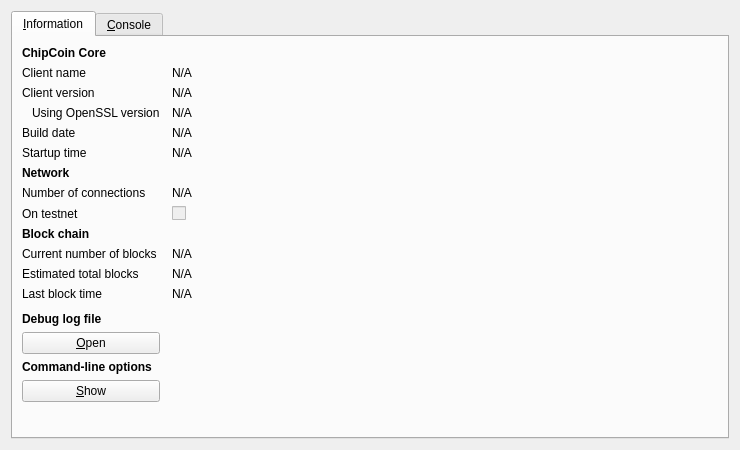
Qt form src/qt/forms/rpcconsole.ui (Tillkoeln/chipcoin) before a commit.
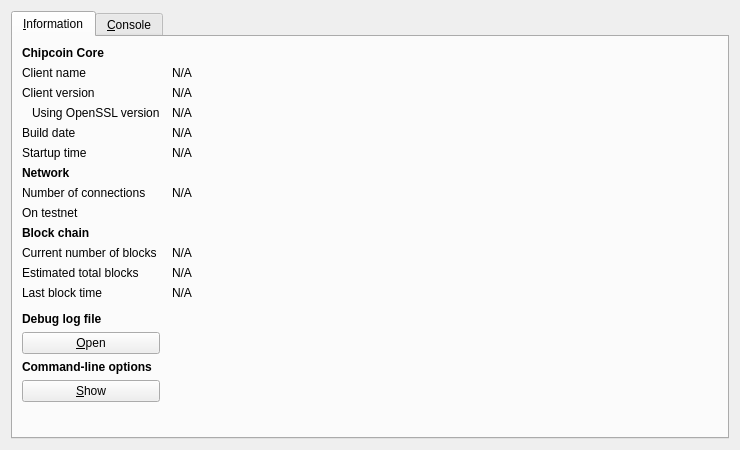
The same form after that commit. Icons and pictures are not drawn.

The edit to the form file:
```diff
--- a/src/qt/forms/rpcconsole.ui
+++ b/src/qt/forms/rpcconsole.ui
@@ -36,7 +36,7 @@
           </font>
          </property>
          <property name="text">
-          <string>ChipCoin Core</string>
+          <string>Chipcoin Core</string>
          </property>
         </widget>
        </item>
@@ -206,6 +206,9 @@
          <property name="enabled">
           <bool>false</bool>
          </property>
+         <property name="styleSheet">
+          <string notr="true">background:transparent;background-color:transparent;border:0px;</string>
+         </property>
          <property name="text">
           <string/>
          </property>
```
Left out of the diff: 8 changed lines with no effect on the pictures.
